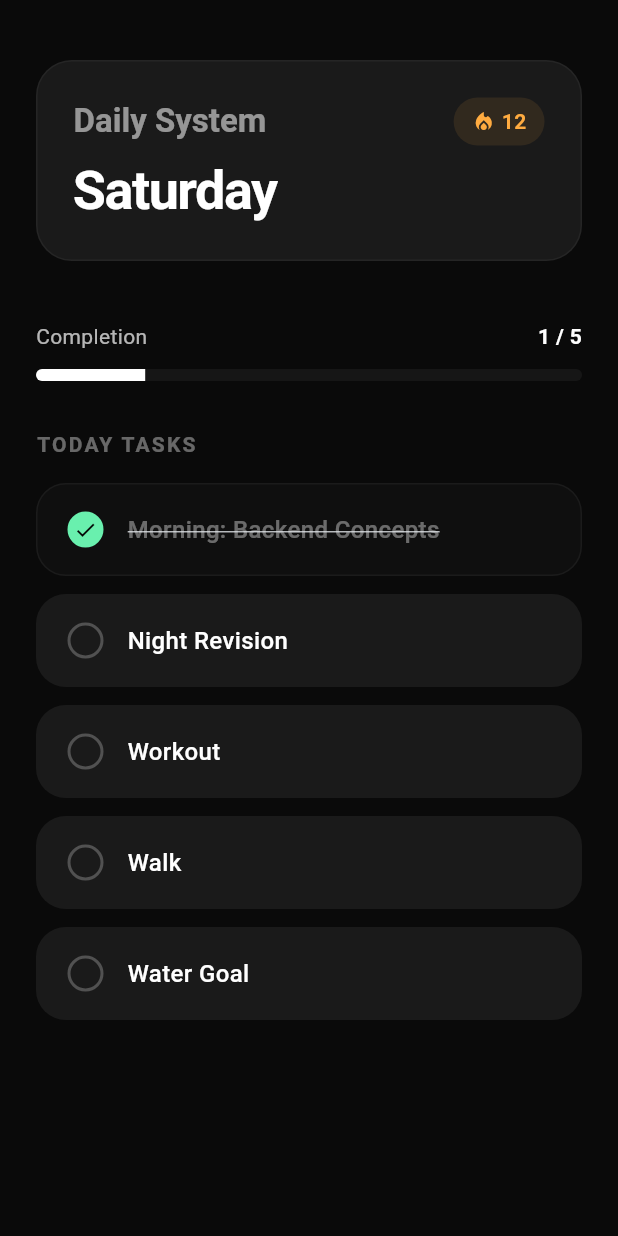
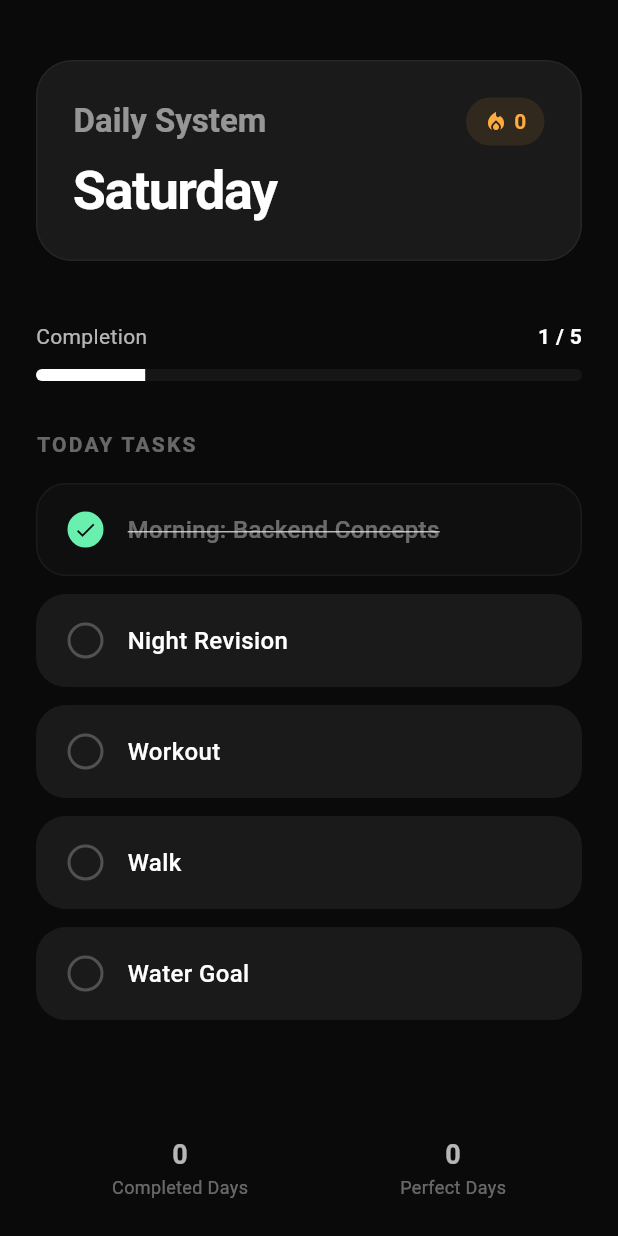
Before and after one commit to maheshkee/daily_tracker, a Flutter app: the screen it shows after launch, after a tap on an icon or button, on a phone screen of 412 x 824 dp. Run offline on Flutter 3.47's test engine with Material 3 defaults, Android fonts, the light colour scheme and no system bars; our stand-ins replace shared_preferences.

Commit message:
feat: add persistence daily reset and streak system

```diff
--- a/lib/main.dart
+++ b/lib/main.dart
@@ -1,7 +1,9 @@
 import 'package:flutter/material.dart';
 import 'package:intl/intl.dart';
+import 'package:shared_preferences/shared_preferences.dart';
 
 void main() {
+  WidgetsFlutterBinding.ensureInitialized();
   runApp(const DailySystemApp());
 }
 
@@ -48,16 +50,31 @@ class DailySystemHome extends StatefulWidget {
 }
 
 class _DailySystemHomeState extends State<DailySystemHome> {
-  late final String _morningTask;
-  final int _streakCount = 12; // Placeholder for streak logic
+  late String _morningTask;
+  int _streakCount = 0;
+  int _completedDays = 0;
+  int _totalPerfectDays = 0;
+  bool _isLoading = true;
 
   final List<TaskItem> _tasks = [];
+  late SharedPreferences _prefs;
 
   @override
   void initState() {
     super.initState();
+    _initApp();
+  }
+
+  Future<void> _initApp() async {
+    _prefs = await SharedPreferences.getInstance();
     _morningTask = _getMorningTask();
-    _initializeTasks();
+    _initializeTaskObjects();
+    await _loadAndSyncData();
+    if (mounted) {
+      setState(() {
+        _isLoading = false;
+      });
+    }
   }
 
   String _getMorningTask() {
@@ -78,14 +95,91 @@ class _DailySystemHomeState extends State<DailySystemHome> {
     }
   }
 
-  void _initializeTasks() {
+  void _initializeTaskObjects() {
+    _tasks.clear();
     _tasks.addAll([
-      TaskItem(title: 'Morning: $_morningTask'),
-      TaskItem(title: 'Night Revision'),
-      TaskItem(title: 'Workout'),
-      TaskItem(title: 'Walk'),
-      TaskItem(title: 'Water Goal'),
+      TaskItem(id: 'morning', title: 'Morning: $_morningTask'),
+      TaskItem(id: 'night', title: 'Night Revision'),
+      TaskItem(id: 'workout', title: 'Workout'),
+      TaskItem(id: 'walk', title: 'Walk'),
+      TaskItem(id: 'water', title: 'Water Goal'),
     ]);
+  }
+
+  Future<void> _loadAndSyncData() async {
+    final String today = _getTodayString();
+    final String? lastDate = _prefs.getString('last_date');
+
+    _streakCount = _prefs.getInt('streak') ?? 0;
+    _completedDays = _prefs.getInt('completed_days') ?? 0;
+    _totalPerfectDays = _prefs.getInt('perfect_days') ?? 0;
+
+    if (lastDate == null) {
+      // First time app opening
+      await _prefs.setString('last_date', today);
+    } else if (lastDate != today) {
+      // New day detected
+      await _handleDailyReset(lastDate, today);
+    } else {
+      // Same day, load task states
+      for (var task in _tasks) {
+        task.isDone = _prefs.getBool('task_${task.id}') ?? false;
+      }
+    }
+  }
+
+  Future<void> _handleDailyReset(String lastDateStr, String todayStr) async {
+    final DateTime lastDate = DateTime.parse(lastDateStr);
+    final DateTime today = DateTime.parse(todayStr);
+    final DateTime yesterday = today.subtract(const Duration(days: 1));
+
+    // Check performance of the last recorded day
+    int lastCompletedCount = 0;
+    for (var task in _tasks) {
+      if (_prefs.getBool('task_${task.id}') ?? false) {
+        lastCompletedCount++;
+      }
+    }
+
+    // Streak logic
+    bool wasYesterday = lastDate.year == yesterday.year &&
+                        lastDate.month == yesterday.month &&
+                        lastDate.day == yesterday.day;
+
+    if (wasYesterday) {
+      if (lastCompletedCount >= 4) {
+        _streakCount++;
+        _completedDays++;
+        if (lastCompletedCount == 5) _totalPerfectDays++;
+      } else {
+        _streakCount = 0;
+      }
+    } else {
+      // Missed at least one full day
+      _streakCount = 0;
+    }
+
+    // Reset task states in prefs and memory
+    for (var task in _tasks) {
+      task.isDone = false;
+      await _prefs.setBool('task_${task.id}', false);
+    }
+
+    await _prefs.setInt('streak', _streakCount);
+    await _prefs.setInt('completed_days', _completedDays);
+    await _prefs.setInt('perfect_days', _totalPerfectDays);
+    await _prefs.setString('last_date', todayStr);
+  }
+
+  String _getTodayString() {
+    return DateFormat('yyyy-MM-dd').format(DateTime.now());
+  }
+
+  Future<void> _toggleTask(int index) async {
+    setState(() {
+      _tasks[index].isDone = !_tasks[index].isDone;
+    });
+    await _prefs.setBool('task_${_tasks[index].id}', _tasks[index].isDone);
   }
 
   int get _completedCount => _tasks.where((t) => t.isDone).length;
@@ -93,6 +187,10 @@ class _DailySystemHomeState extends State<DailySystemHome> {
 
   @override
   Widget build(BuildContext context) {
+    if (_isLoading) {
+      return const Scaffold(body: Center(child: CircularProgressIndicator()));
+    }
+
     final String currentDay = DateFormat('EEEE').format(DateTime.now());
 
     return Scaffold(
@@ -107,25 +205,17 @@ class _DailySystemHomeState extends State<DailySystemHome> {
               const SizedBox(height: 40),
               _buildProgressSection(),
               const SizedBox(height: 32),
-              Text(
-                'TODAY TASKS',
-                style: Theme.of(context).textTheme.labelLarge?.copyWith(
-                      color: Colors.white38,
-                      letterSpacing: 1.5,
-                      fontWeight: FontWeight.bold,
-                    ),
-              ),
+              _buildSectionHeader('TODAY TASKS'),
               const SizedBox(height: 16),
               Expanded(
                 child: ListView.separated(
                   itemCount: _tasks.length,
                   separatorBuilder: (context, index) => const SizedBox(height: 12),
-                  itemBuilder: (context, index) {
-                    final task = _tasks[index];
-                    return _buildTaskTile(task, index);
-                  },
+                  itemBuilder: (context, index) => _buildTaskTile(_tasks[index], index),
                 ),
               ),
+              _buildStatsFooter(),
+              const SizedBox(height: 16),
             ],
           ),
         ),
@@ -154,7 +244,21 @@ class _DailySystemHomeState extends State<DailySystemHome> {
                       color: Colors.white54,
                     ),
               ),
-              Container(
+              _buildStreakBadge(),
+            ],
+          ),
+          const SizedBox(height: 8),
+          Text(
+            currentDay,
+            style: Theme.of(context).textTheme.displaySmall,
+          ),
+        ],
+      ),
+    );
+  }
+
+  Widget _buildStreakBadge() {
+    return Container(
       padding: const EdgeInsets.symmetric(horizontal: 12, vertical: 6),
       decoration: BoxDecoration(
         color: Colors.orangeAccent.withValues(alpha: 0.1),
@@ -162,8 +266,7 @@ class _DailySystemHomeState extends State<DailySystemHome> {
       ),
       child: Row(
         children: [
-                    const Icon(Icons.local_fire_department,
-                        color: Colors.orangeAccent, size: 16),
+          const Icon(Icons.local_fire_department, color: Colors.orangeAccent, size: 16),
           const SizedBox(width: 4),
           Text(
             '$_streakCount',
@@ -171,16 +274,6 @@ class _DailySystemHomeState extends State<DailySystemHome> {
               color: Colors.orangeAccent,
               fontWeight: FontWeight.bold,
             ),
-                    ),
-                  ],
-                ),
-              ),
-            ],
-          ),
-          const SizedBox(height: 8),
-          Text(
-            currentDay,
-            style: Theme.of(context).textTheme.displaySmall,
           ),
         ],
       ),
@@ -194,10 +287,7 @@ class _DailySystemHomeState extends State<DailySystemHome> {
         Row(
           mainAxisAlignment: MainAxisAlignment.spaceBetween,
           children: [
-            Text(
-              'Completion',
-              style: Theme.of(context).textTheme.bodyMedium,
-            ),
+            Text('Completion', style: Theme.of(context).textTheme.bodyMedium),
             Text(
               '$_completedCount / ${_tasks.length}',
               style: Theme.of(context).textTheme.bodyMedium?.copyWith(
@@ -221,13 +311,20 @@ class _DailySystemHomeState extends State<DailySystemHome> {
     );
   }
 
+  Widget _buildSectionHeader(String title) {
+    return Text(
+      title,
+      style: Theme.of(context).textTheme.labelLarge?.copyWith(
+            color: Colors.white38,
+            letterSpacing: 1.5,
+            fontWeight: FontWeight.bold,
+          ),
+    );
+  }
+
   Widget _buildTaskTile(TaskItem task, int index) {
     return GestureDetector(
-      onTap: () {
-        setState(() {
-          task.isDone = !task.isDone;
-        });
-      },
+      onTap: () => _toggleTask(index),
       child: AnimatedContainer(
         duration: const Duration(milliseconds: 200),
         padding: const EdgeInsets.symmetric(horizontal: 20, vertical: 18),
@@ -240,22 +337,7 @@ class _DailySystemHomeState extends State<DailySystemHome> {
         ),
         child: Row(
           children: [
-            AnimatedContainer(
-              duration: const Duration(milliseconds: 200),
-              width: 24,
-              height: 24,
-              decoration: BoxDecoration(
-                shape: BoxShape.circle,
-                border: Border.all(
-                  color: task.isDone ? Colors.greenAccent : Colors.white24,
-                  width: 2,
-                ),
-                color: task.isDone ? Colors.greenAccent : Colors.transparent,
-              ),
-              child: task.isDone
-                  ? const Icon(Icons.check, size: 16, color: Colors.black)
-                  : null,
-            ),
+            _buildCheckbox(task.isDone),
             const SizedBox(width: 16),
             Expanded(
               child: Text(
@@ -273,11 +355,51 @@ class _DailySystemHomeState extends State<DailySystemHome> {
       ),
     );
   }
+
+  Widget _buildCheckbox(bool isDone) {
+    return AnimatedContainer(
+      duration: const Duration(milliseconds: 200),
+      width: 24,
+      height: 24,
+      decoration: BoxDecoration(
+        shape: BoxShape.circle,
+        border: Border.all(
+          color: isDone ? Colors.greenAccent : Colors.white24,
+          width: 2,
+        ),
+        color: isDone ? Colors.greenAccent : Colors.transparent,
+      ),
+      child: isDone ? const Icon(Icons.check, size: 16, color: Colors.black) : null,
+    );
+  }
+
+  Widget _buildStatsFooter() {
+    return Padding(
+      padding: const EdgeInsets.symmetric(vertical: 8.0),
+      child: Row(
+        mainAxisAlignment: MainAxisAlignment.spaceAround,
+        children: [
+          _buildStatItem('Completed Days', '$_completedDays'),
+          _buildStatItem('Perfect Days', '$_totalPerfectDays'),
+        ],
+      ),
+    );
+  }
+
+  Widget _buildStatItem(String label, String value) {
+    return Column(
+      children: [
+        Text(value, style: const TextStyle(fontWeight: FontWeight.bold, fontSize: 18)),
+        Text(label, style: const TextStyle(color: Colors.white38, fontSize: 12)),
+      ],
+    );
+  }
 }
 
 class TaskItem {
+  final String id;
   final String title;
   bool isDone;
 
-  TaskItem({required this.title, this.isDone = false});
+  TaskItem({required this.id, required this.title, this.isDone = false});
 }
--- a/pubspec.yaml
+++ b/pubspec.yaml
@@ -35,6 +35,7 @@ dependencies:
   # Use with the CupertinoIcons class for iOS style icons.
   cupertino_icons: ^1.0.8
   intl: ^0.20.2
+  shared_preferences: ^2.5.5
 
 dev_dependencies:
   flutter_test:
```
Also changed, not shown: pubspec.lock, 2 other files. Lines whose indentation alone changed are shown as unchanged.
